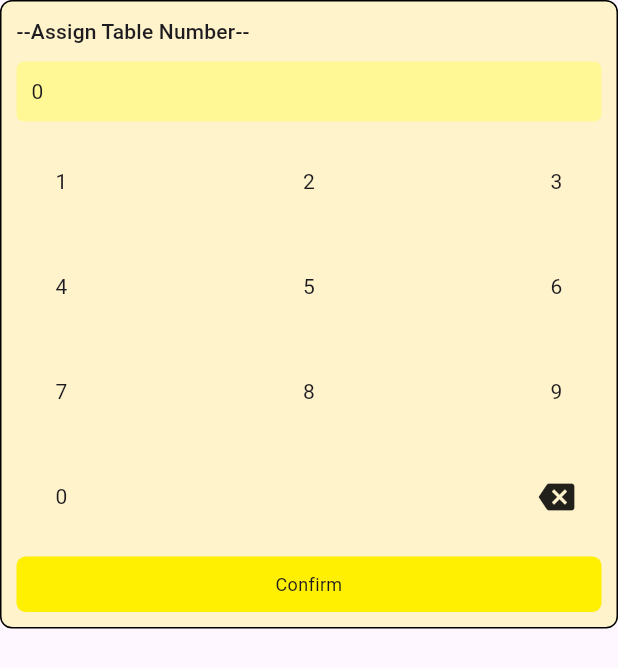
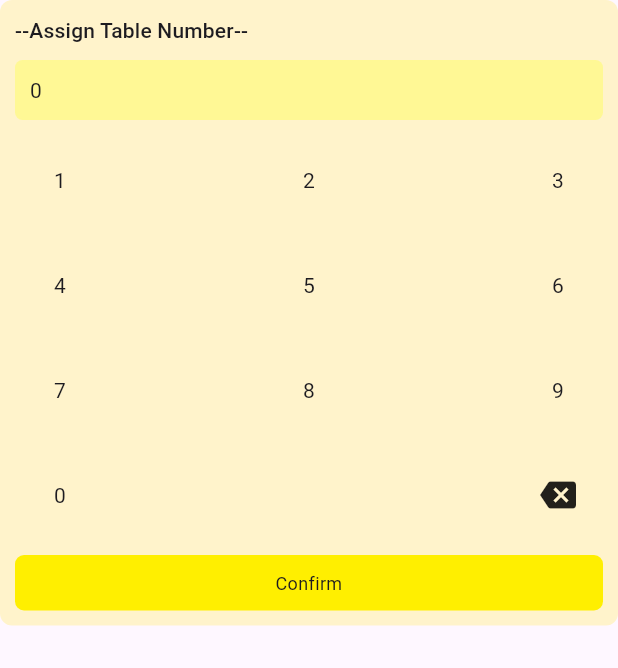
Before and after one commit to JeoSeutin07/chicks_mo_unli, a Flutter app: the TableNumberPad widget shown alone on an empty page, opened directly with empty values, on a phone screen of 412 x 824 dp. Shown: the top 668 px of the screen. Run offline on Flutter 3.47's test engine with Material 3 defaults, Android fonts, the phone set to English and light mode, and no system bars; our stand-ins replace cloud_firestore, firebase_core; accounts and stored records are empty.

Commit message:
fix tablenumtable

```diff
--- a/lib/order_kitchen/widgets/tickets_widget.dart
+++ b/lib/order_kitchen/widgets/tickets_widget.dart
@@ -286,7 +286,6 @@ class _TableNumberPadState extends State<TableNumberPad> {
       decoration: BoxDecoration(
         borderRadius: BorderRadius.circular(8),
         color: const Color.fromRGBO(255, 243, 203, 1),
-        border: Border.all(color: Colors.black),
       ),
       child: Column(
         mainAxisSize: MainAxisSize.min,
```
